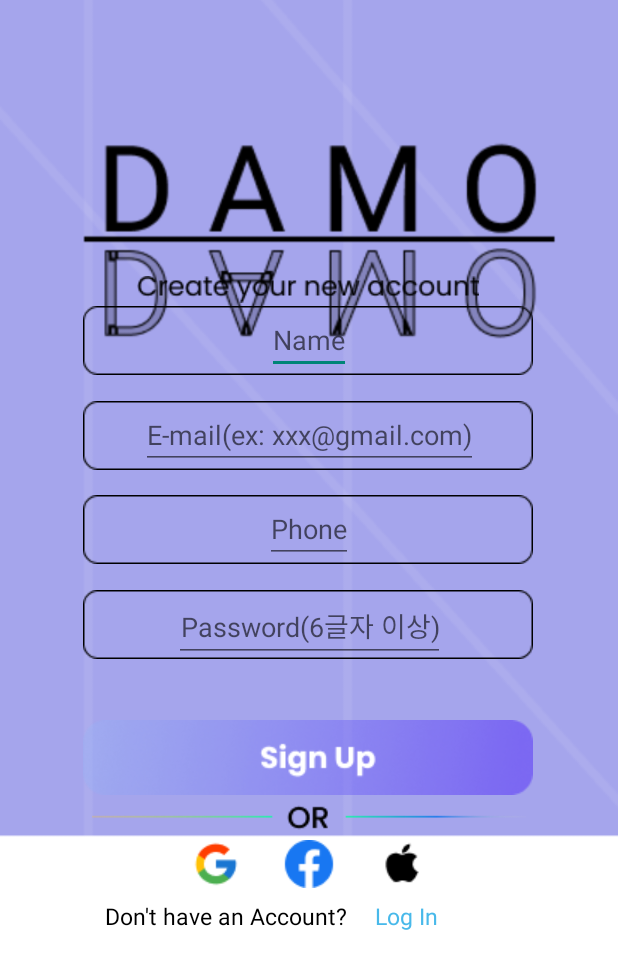
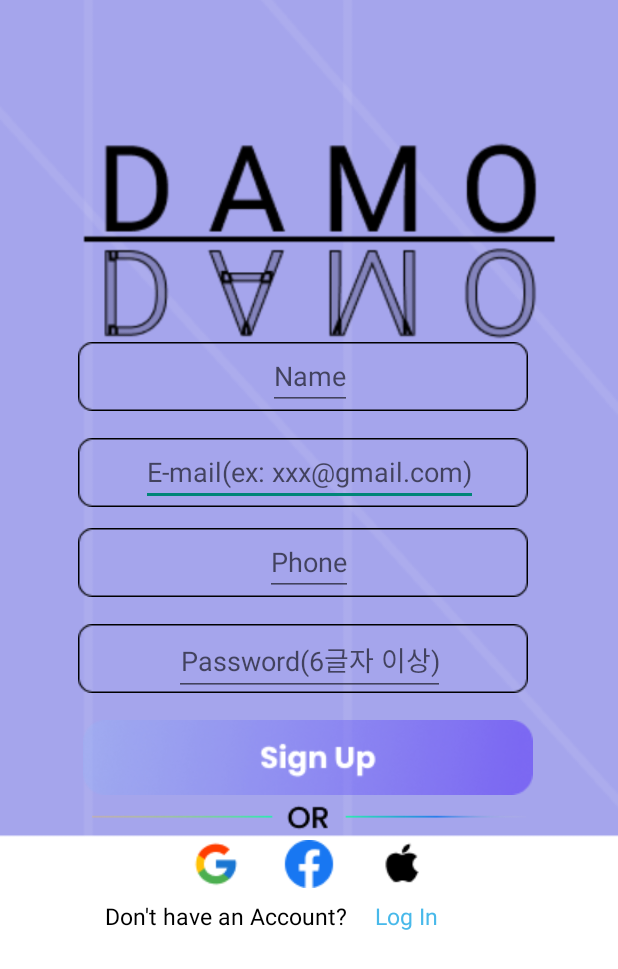
Before and after one commit to wootaegyeoung/android_team_git, an Android app: the signup screen opened directly, with no data from a screen before it, on a phone screen of 412 x 824 dp. Shown: the top 969 px of the screen. Run offline under Robolectric (Android 15) with nearby library versions, the phone set to English and light mode, and no system bars; our stand-ins replace Firebase (no records; nobody signed in at launch, a user with empty details on screens opened directly).

Commit message:
UI 수정

```diff
--- a/app/src/main/res/layout/signup.xml
+++ b/app/src/main/res/layout/signup.xml
@@ -6,6 +6,7 @@
     android:layout_height="match_parent"
     tools:context=".MainActivity">
 
+
     <ImageView
         android:layout_width="match_parent"
         android:layout_height="match_parent"
@@ -13,52 +14,28 @@
         android:src="@drawable/login"
         app:layout_constraintBottom_toBottomOf="parent"
         app:layout_constraintEnd_toEndOf="parent"
-        app:layout_constraintHorizontal_bias="1.0"
+        app:layout_constraintHorizontal_bias="0.0"
         app:layout_constraintStart_toStartOf="parent"
         app:layout_constraintTop_toTopOf="parent"
         app:layout_constraintVertical_bias="1.0" />
-
-
-    <ImageView
-        android:layout_width="wrap_content"
-        android:layout_height="wrap_content"
-        android:layout_marginTop="184dp"
-        android:scaleType="centerCrop"
-        android:src="@drawable/create"
-        app:layout_constraintEnd_toEndOf="parent"
-        app:layout_constraintHorizontal_bias="0.497"
-        app:layout_constraintStart_toStartOf="parent"
-        app:layout_constraintTop_toTopOf="parent" />
-
-    <EditText
-        android:id="@+id/signup_edit_name"
-        android:layout_width="wrap_content"
-        android:layout_height="wrap_content"
-        android:layout_marginTop="204dp"
-        android:gravity="center"
-        android:hint="Name"
-        app:layout_constraintEnd_toEndOf="parent"
-        app:layout_constraintStart_toStartOf="parent"
-        app:layout_constraintTop_toTopOf="parent" />
-
 
     <EditText
         android:id="@+id/signup_edit_email"
         android:layout_width="wrap_content"
         android:layout_height="wrap_content"
-        android:layout_marginTop="267dp"
+        android:layout_marginTop="292dp"
         android:gravity="center"
         android:hint="E-mail(ex: xxx@gmail.com)"
         app:layout_constraintEnd_toEndOf="parent"
+        app:layout_constraintHorizontal_bias="0.502"
         app:layout_constraintStart_toStartOf="parent"
         app:layout_constraintTop_toTopOf="parent" />
-
 
     <EditText
         android:id="@+id/signup_edit_phone"
         android:layout_width="wrap_content"
         android:layout_height="wrap_content"
-        android:layout_marginTop="330dp"
+        android:layout_marginTop="352dp"
         android:gravity="center"
         android:hint="Phone"
         app:layout_constraintEnd_toEndOf="parent"
@@ -69,7 +46,7 @@
         android:id="@+id/signup_edit_password"
         android:layout_width="wrap_content"
         android:layout_height="wrap_content"
-        android:layout_marginTop="393dp"
+        android:layout_marginTop="416dp"
         android:gravity="center"
         android:hint="Password(6글자 이상)"
         android:inputType="textPassword"
@@ -81,31 +58,29 @@
         android:id="@+id/imageView2"
         android:layout_width="wrap_content"
         android:layout_height="wrap_content"
-        android:layout_marginStart="55dp"
-        android:layout_marginTop="204dp"
+        android:layout_marginStart="52dp"
+        android:layout_marginTop="228dp"
         android:scaleType="centerCrop"
         android:src="@drawable/rectangle"
         app:layout_constraintStart_toStartOf="parent"
         app:layout_constraintTop_toTopOf="parent" />
 
-
     <ImageView
         android:layout_width="wrap_content"
         android:layout_height="wrap_content"
-        android:layout_marginStart="55dp"
-        android:layout_marginTop="267dp"
+        android:layout_marginStart="52dp"
+        android:layout_marginTop="292dp"
         android:scaleType="centerCrop"
         android:src="@drawable/rectangle"
         app:layout_constraintStart_toStartOf="parent"
         app:layout_constraintTop_toTopOf="parent" />
 
-
     <ImageView
         android:id="@+id/imageView"
         android:layout_width="wrap_content"
         android:layout_height="wrap_content"
-        android:layout_marginStart="55dp"
-        android:layout_marginTop="330dp"
+        android:layout_marginStart="52dp"
+        android:layout_marginTop="352dp"
         android:scaleType="centerCrop"
         android:src="@drawable/rectangle"
         app:layout_constraintStart_toStartOf="parent"
@@ -115,10 +90,22 @@
         android:id="@+id/imageView3"
         android:layout_width="wrap_content"
         android:layout_height="wrap_content"
-        android:layout_marginStart="55dp"
-        android:layout_marginTop="393dp"
+        android:layout_marginStart="52dp"
+        android:layout_marginTop="416dp"
         android:scaleType="centerCrop"
         android:src="@drawable/rectangle"
+        app:layout_constraintStart_toStartOf="parent"
+        app:layout_constraintTop_toTopOf="parent" />
+
+    <EditText
+        android:id="@+id/signup_edit_name"
+        android:layout_width="wrap_content"
+        android:layout_height="wrap_content"
+        android:layout_marginTop="228dp"
+        android:gravity="center"
+        android:hint="Name"
+        app:layout_constraintEnd_toEndOf="parent"
+        app:layout_constraintHorizontal_bias="0.501"
         app:layout_constraintStart_toStartOf="parent"
         app:layout_constraintTop_toTopOf="parent" />
 
```
Also changed, not shown: app/src/main/res/layout/activity_profile1.xml (+64 -142 lines), app/src/main/res/layout/fragment_profile.xml (+18 -19 lines).
